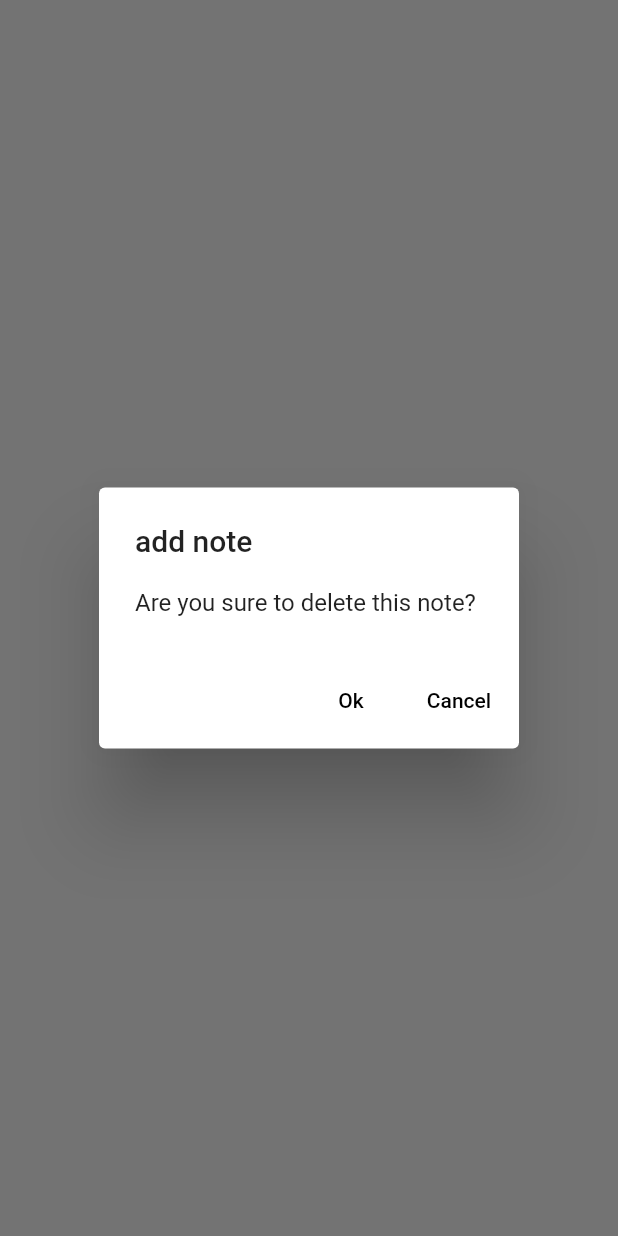
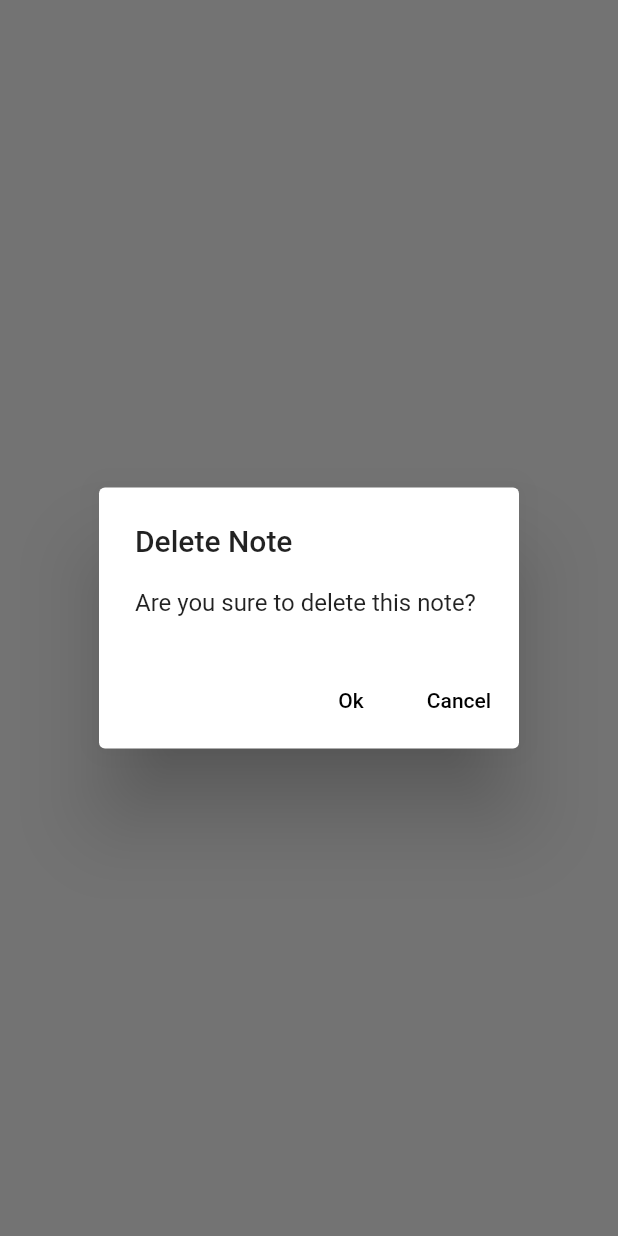
Before and after one commit to AilurusRP/PandaDiary, a Flutter app: what showDeleteNoteDialog() shows on an empty page, opened directly with empty values, on a phone screen of 412 x 824 dp. Run offline on Flutter 3.47's test engine with Material 2 defaults, Android fonts, the light colour scheme and no system bars; our stand-ins replace sqflite; accounts and stored records are empty.

```diff
--- a/lib/UI/pages/data_binders/note_content_text.dart
+++ b/lib/UI/pages/data_binders/note_content_text.dart
@@ -33,9 +33,10 @@ class NoteContentText {
     _setInit();
   }
 
-  void save(String newContent) {
+  Future<void> save(String newContent, void Function(String) onContentChange) async {
     _noteData.setContent(newContent);
-    _dbManager.update(_noteData);
+    onContentChange(newContent);
+    await _dbManager.update(_noteData);
   }
 
   _setInit() {
--- a/lib/UI/widgets/action_menu_button.dart
+++ b/lib/UI/widgets/action_menu_button.dart
@@ -20,7 +20,7 @@ class _ActionMenuButtonState extends State<ActionMenuButton> {
               PopupMenuItem(
                   padding: const EdgeInsets.all(0),
                   child: ActionMenuItem(
-                    text: "new note",
+                    text: "New Note",
                     onPressed: () {
                       Navigator.pop(context);
                       showAddNoteDialog(context, onOk: widget.onAddNoteOk);
@@ -29,7 +29,7 @@ class _ActionMenuButtonState extends State<ActionMenuButton> {
               PopupMenuItem(
                   padding: const EdgeInsets.all(0),
                   child: ActionMenuItem(
-                    text: "new folder",
+                    text: "New Folder",
                     onPressed: () {},
                   )),
             ]);
--- a/lib/UI/widgets/show_add_note_dialog.dart
+++ b/lib/UI/widgets/show_add_note_dialog.dart
@@ -8,7 +8,7 @@ Future<void> showAddNoteDialog(context,
       context: context,
       builder: (context) {
         return AlertDialog(
-          title: const Text("add note"),
+          title: const Text("Add Note"),
           content: SingleChildScrollView(
             child: ListBody(
               children: [
--- a/lib/UI/widgets/show_delete_note_dialog.dart
+++ b/lib/UI/widgets/show_delete_note_dialog.dart
@@ -6,7 +6,7 @@ Future<void> showDeleteNoteDialog(context,
       context: context,
       builder: (context) {
         return AlertDialog(
-          title: const Text("add note"),
+          title: const Text("Delete Note"),
           content: const Text("Are you sure to delete this note?"),
           actions: [
             TextButton(
--- /dev/null
+++ b/lib/constants/theme_color.dart
@@ -0,0 +1,18 @@
+import 'package:flutter/material.dart';
+
+const int _blackPrimaryValue = 0xFF000000;
+const MaterialColor primaryBlack = MaterialColor(
+  _blackPrimaryValue,
+  <int, Color>{
+    50: Color(0xFF000000),
+    100: Color(0xFF000000),
+    200: Color(0xFF000000),
+    300: Color(0xFF000000),
+    400: Color(0xFF000000),
+    500: Color(_blackPrimaryValue),
+    600: Color(0xFF000000),
+    700: Color(0xFF000000),
+    800: Color(0xFF000000),
+    900: Color(0xFF000000),
+  },
+);
--- a/lib/db/db_manager.dart
+++ b/lib/db/db_manager.dart
@@ -32,9 +32,10 @@ class DBManager<T extends CommonDataModel> {
         conflictAlgorithm: ConflictAlgorithm.replace);
   }
 
-  Future<List<T>> query(T Function(Map<String, Object?>) fromMap) async {
+  Future<List<T>> query(Function(Map<String, Object?>) fromMap) async {
     final db = await dataBase;
-    final List<Map<String, Object?>> maps = await db.query(tableName);
+    final List<Map<String, Object?>> maps =
+        await db.query(tableName, orderBy: "ord");
     return List.generate(maps.length, (index) => fromMap(maps[index]));
   }
 
--- a/lib/main.dart
+++ b/lib/main.dart
@@ -1,26 +1,11 @@
 import 'package:flutter/material.dart';
 import 'package:panda_diary/UI/home_page.dart';
+
+import 'constants/theme_color.dart';
 
 void main() {
   runApp(const MyApp());
 }
-
-int _blackPrimaryValue = 0xFF000000;
-MaterialColor primaryBlack = MaterialColor(
-  _blackPrimaryValue,
-  <int, Color>{
-    50: const Color(0xFF000000),
-    100: const Color(0xFF000000),
-    200: const Color(0xFF000000),
-    300: const Color(0xFF000000),
-    400: const Color(0xFF000000),
-    500: Color(_blackPrimaryValue),
-    600: const Color(0xFF000000),
-    700: const Color(0xFF000000),
-    800: const Color(0xFF000000),
-    900: const Color(0xFF000000),
-  },
-);
 
 class MyApp extends StatelessWidget {
   const MyApp({Key? key}) : super(key: key);
--- a/pubspec.yaml
+++ b/pubspec.yaml
@@ -15,7 +15,7 @@ publish_to: 'none' # Remove this line if you wish to publish to pub.dev
 # In iOS, build-name is used as CFBundleShortVersionString while build-number used as CFBundleVersion.
 # Read more about iOS versioning at
 # https://developer.apple.com/library/archive/documentation/General/Reference/InfoPlistKeyReference/Articles/CoreFoundationKeys.html
-version: 1.1.13+1
+version: 1.1.15+2
 
 environment:
   sdk: ">=2.17.6 <3.0.0"
```
Also changed, not shown: lib/UI/data_binders/reactive_note_list.dart (+61 -8 lines), lib/UI/home_page.dart (+14 -8 lines), lib/UI/pages/note_content_edit_page/note_content_edit_page.dart (+21 -6 lines), lib/UI/widgets/note_list.dart (+24 -8 lines), lib/db/data_models/note_data.dart (+15 -6 lines).
